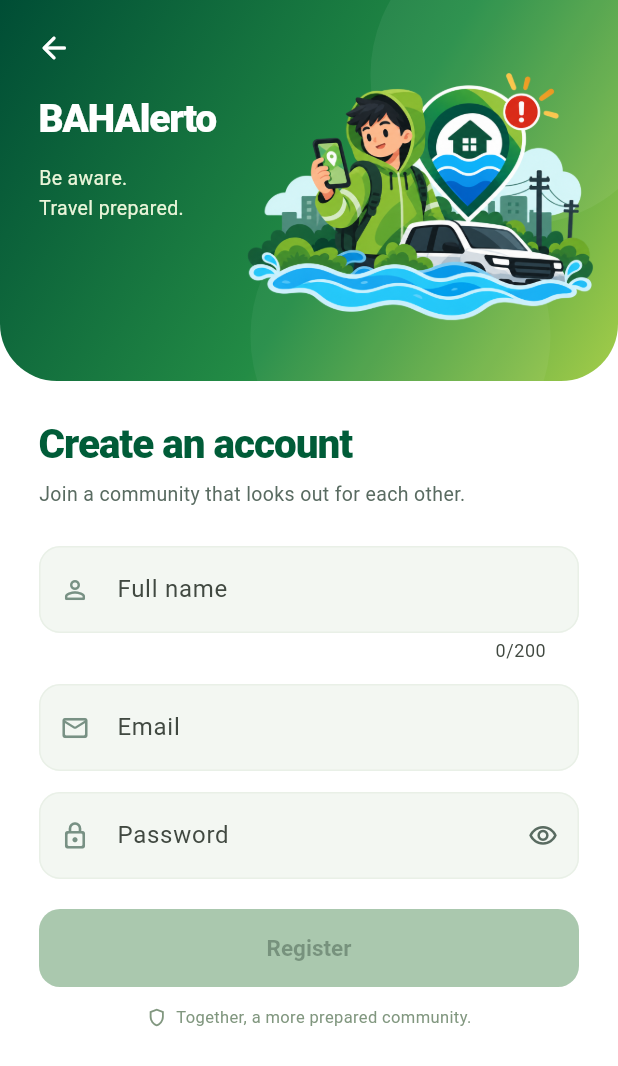
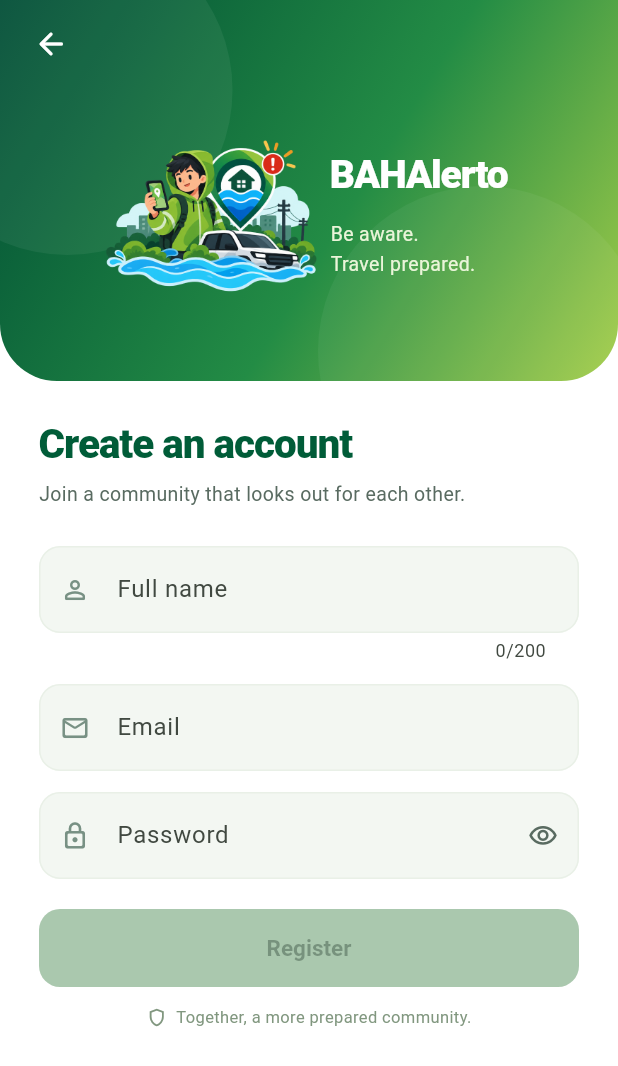
Before and after one commit to huwanwanwan/BAHAlerto, a Flutter app: the screen it shows after launch, after a tap on "Create an account", on a phone screen of 412 x 824 dp. Shown: the top 1066 px of the screen. Run offline on Flutter 3.47's test engine with Material 3 defaults, Android fonts, the phone set to English and light mode, and no system bars; our stand-ins replace flutter_riverpod, image_picker, supabase_flutter; accounts and stored records are empty; Roboto replaces fonts that are missing (Arial); statements that could not run were skipped.

Commit message:
Keep phone status area visible and animate left-aligned login artwork

```diff
--- a/mobile/lib/features/intro/intro_screen.dart
+++ b/mobile/lib/features/intro/intro_screen.dart
@@ -24,8 +24,16 @@ class _IntroScreenState extends State<IntroScreen> {
           : const Duration(milliseconds: 500),
       switchInCurve: Curves.easeOutCubic,
       switchOutCurve: Curves.easeInCubic,
-      transitionBuilder: (child, animation) =>
-          FadeTransition(opacity: animation, child: child),
+      transitionBuilder: (child, animation) => FadeTransition(
+        opacity: animation,
+        child: SlideTransition(
+          position: Tween<Offset>(
+            begin: const Offset(.035, 0),
+            end: Offset.zero,
+          ).animate(animation),
+          child: child,
+        ),
+      ),
       child: finished || reduceMotion
           ? KeyedSubtree(
               key: const ValueKey('intro-destination'),
--- a/mobile/lib/features/settings/settings_screen.dart
+++ b/mobile/lib/features/settings/settings_screen.dart
@@ -385,15 +385,50 @@ class _AccountState extends ConsumerState<AccountScreen> {
   }
 }
 
-class _AccountHero extends StatelessWidget {
+class _AccountHero extends StatefulWidget {
   final double height;
   const _AccountHero({required this.height});
   @override
-  Widget build(BuildContext context) => ClipRRect(
+  State<_AccountHero> createState() => _AccountHeroState();
+}
+
+class _AccountHeroState extends State<_AccountHero>
+    with SingleTickerProviderStateMixin {
+  late final AnimationController entrance = AnimationController(
+    vsync: this,
+    duration: const Duration(milliseconds: 850),
+  );
+  late final Animation<double> image = entrance.drive(
+    CurveTween(curve: const Interval(0, .78, curve: Curves.easeOutCubic)),
+  );
+  late final Animation<double> text = entrance.drive(
+    CurveTween(curve: const Interval(.20, 1, curve: Curves.easeOutCubic)),
+  );
+  bool started = false;
+  @override
+  void didChangeDependencies() {
+    super.didChangeDependencies();
+    if (MediaQuery.disableAnimationsOf(context)) {
+      entrance.value = 1;
+    } else if (!started) {
+      started = true;
+      entrance.forward();
+    }
+  }
+
+  @override
+  void dispose() {
+    entrance.dispose();
+    super.dispose();
+  }
+
+  @override
+  Widget build(BuildContext context) {
+    return ClipRRect(
       key: const ValueKey('curved-login-header'),
       borderRadius: const BorderRadius.vertical(bottom: Radius.circular(38)),
       child: SizedBox(
-      height: height,
+        height: widget.height,
         child: DecoratedBox(
           decoration: const BoxDecoration(
             gradient: LinearGradient(
@@ -403,17 +438,14 @@ class _AccountHero extends StatelessWidget {
               stops: [0, .56, 1],
             ),
           ),
-        child: LayoutBuilder(
-          builder: (context, box) {
-            final top = MediaQuery.paddingOf(context).top;
-            return Stack(
+          child: Stack(
             children: [
               Positioned(
-                  right: -35,
+                left: -65,
                 top: -50,
                 child: Container(
-                    width: 200,
-                    height: 200,
+                  width: 220,
+                  height: 220,
                   decoration: const BoxDecoration(
                     shape: BoxShape.circle,
                     color: Color(0x0FFFFFFF),
@@ -421,59 +453,72 @@ class _AccountHero extends StatelessWidget {
                 ),
               ),
               Positioned(
-                  right: 45,
-                  bottom: -70,
+                right: -20,
+                bottom: -90,
                 child: Container(
-                    width: 200,
-                    height: 200,
+                  width: 220,
+                  height: 220,
                   decoration: const BoxDecoration(
                     shape: BoxShape.circle,
                     color: Color(0x0CFFFFFF),
                   ),
                 ),
               ),
-                Positioned(
-                  left: 0,
-                  right: 8,
-                  top: top + 12,
-                  bottom: 10,
-                  child: ExcludeSemantics(
+              Padding(
+                padding: EdgeInsets.fromLTRB(
+                  4,
+                  Navigator.canPop(context) ? 44 : 16,
+                  18,
+                  14,
+                ),
+                child: Row(
+                  children: [
+                    Expanded(
+                      flex: 11,
+                      child: FadeTransition(
+                        opacity: image,
+                        child: SlideTransition(
+                          position: Tween<Offset>(
+                            begin: const Offset(.42, 0),
+                            end: Offset.zero,
+                          ).animate(image),
                           child: Image.asset(
                             'assets/stickers/user-login-icon.png',
+                            key: const ValueKey('login-header-artwork'),
                             fit: BoxFit.contain,
-                      alignment: Alignment.centerRight,
-                      cacheWidth: 1120,
-                      filterQuality: FilterQuality.medium,
+                            cacheWidth: 900,
+                            excludeFromSemantics: true,
                             errorBuilder: (_, _, _) => const SizedBox.shrink(),
                           ),
                         ),
                       ),
-                if (Navigator.canPop(context))
-                  Positioned(
-                    top: top + 8,
-                    left: 12,
-                    child: IconButton(
-                      tooltip: 'Back',
-                      onPressed: () => Navigator.pop(context),
-                      style: IconButton.styleFrom(
-                        foregroundColor: Colors.white,
                     ),
-                      icon: const Icon(Icons.arrow_back_rounded),
-                    ),
-                  ),
-                Positioned(
-                  left: 26,
-                  top: top + (Navigator.canPop(context) ? 61 : 53),
+                    const SizedBox(width: 4),
+                    Expanded(
+                      flex: 9,
+                      child: FadeTransition(
+                        opacity: text,
+                        child: SlideTransition(
+                          position: Tween<Offset>(
+                            begin: const Offset(.12, .08),
+                            end: Offset.zero,
+                          ).animate(text),
                           child: Column(
+                            key: const ValueKey('login-header-copy'),
+                            mainAxisAlignment: MainAxisAlignment.center,
                             crossAxisAlignment: CrossAxisAlignment.start,
                             children: [
-                      const Text(
+                              const FittedBox(
+                                fit: BoxFit.scaleDown,
+                                alignment: Alignment.centerLeft,
+                                child: Text(
                                   'BAHAlerto',
                                   style: TextStyle(
                                     color: Colors.white,
                                     fontSize: 26,
                                     letterSpacing: -.8,
                                     fontWeight: FontWeight.w800,
+                                  ),
                                 ),
                               ),
                               const SizedBox(height: 10),
@@ -488,13 +533,28 @@ class _AccountHero extends StatelessWidget {
                             ],
                           ),
                         ),
+                      ),
+                    ),
                   ],
-            );
-          },
+                ),
+              ),
+              if (Navigator.canPop(context))
+                Positioned(
+                  top: 5,
+                  left: 10,
+                  child: IconButton(
+                    tooltip: 'Back',
+                    onPressed: () => Navigator.pop(context),
+                    style: IconButton.styleFrom(foregroundColor: Colors.white),
+                    icon: const Icon(Icons.arrow_back_rounded),
+                  ),
+                ),
+            ],
           ),
         ),
       ),
     );
+  }
 }
 
 class SettingsScreen extends ConsumerWidget {
--- a/mobile/lib/main.dart
+++ b/mobile/lib/main.dart
@@ -1,6 +1,8 @@
 import 'package:flutter/material.dart';
 import 'package:flutter_riverpod/flutter_riverpod.dart';
 import 'shared/widgets.dart';
+import 'shared/phone_viewport.dart';
+import 'package:flutter/services.dart';
 import 'package:supabase_flutter/supabase_flutter.dart';
 import 'core/backend.dart';
 import 'features/intro/intro_screen.dart';
@@ -14,6 +16,15 @@ import 'features/flood_map/map_screen.dart';
 
 Future<void> main() async {
   WidgetsFlutterBinding.ensureInitialized();
+  SystemChrome.setSystemUIOverlayStyle(
+    const SystemUiOverlayStyle(
+      statusBarColor: Colors.white,
+      statusBarIconBrightness: Brightness.dark,
+      statusBarBrightness: Brightness.light,
+      systemNavigationBarColor: Colors.white,
+      systemNavigationBarIconBrightness: Brightness.dark,
+    ),
+  );
   await loadBackendConfiguration();
   if (backendConfigured) {
     try {
@@ -41,6 +52,8 @@ class BAHAlertoApp extends StatelessWidget {
   @override
   Widget build(BuildContext context) => MaterialApp(
     title: 'BAHAlerto',
+    builder: (context, child) =>
+        PhoneViewport(child: child ?? const SizedBox.shrink()),
     debugShowCheckedModeBanner: false,
     theme: ThemeData(
       useMaterial3: true,
--- /dev/null
+++ b/mobile/lib/shared/phone_viewport.dart
@@ -0,0 +1,128 @@
+import 'dart:async';
+import 'package:flutter/foundation.dart';
+import 'package:flutter/material.dart';
+import 'package:flutter/services.dart';
+
+/// The desktop web phone preview has no OS chrome. Native/mobile browsers keep
+/// their actual status bar; all routes share the same protected top inset.
+class PhoneViewport extends StatelessWidget {
+  final Widget child;
+  final bool? showPreviewStatus;
+  const PhoneViewport({super.key, required this.child, this.showPreviewStatus});
+  @override
+  Widget build(BuildContext context) {
+    final desktop = ![
+      TargetPlatform.android,
+      TargetPlatform.iOS,
+    ].contains(defaultTargetPlatform);
+    final preview =
+        showPreviewStatus ??
+        (kIsWeb && desktop && MediaQuery.sizeOf(context).width <= 640);
+    return AnnotatedRegion<SystemUiOverlayStyle>(
+      value: SystemUiOverlayStyle.dark,
+      child: ColoredBox(
+        color: Colors.white,
+        child: SafeArea(
+          bottom: false,
+          child: Column(
+            children: [
+              if (preview)
+                const DefaultTextStyle(
+                  style: TextStyle(
+                    fontFamily: 'Arial',
+                    fontSize: 12,
+                    color: Color(0xFF14261D),
+                    decoration: TextDecoration.none,
+                  ),
+                  child: _PreviewStatusBar(),
+                ),
+              Expanded(child: child),
+            ],
+          ),
+        ),
+      ),
+    );
+  }
+}
+
+class _PreviewStatusBar extends StatefulWidget {
+  const _PreviewStatusBar();
+  @override
+  State<_PreviewStatusBar> createState() => _PreviewStatusBarState();
+}
+
+class _PreviewStatusBarState extends State<_PreviewStatusBar> {
+  late final Timer clock;
+  DateTime now = DateTime.now();
+  @override
+  void initState() {
+    super.initState();
+    clock = Timer.periodic(const Duration(seconds: 15), (_) {
+      if (mounted) setState(() => now = DateTime.now());
+    });
+  }
+
+  @override
+  void dispose() {
+    clock.cancel();
+    super.dispose();
+  }
+
+  @override
+  Widget build(BuildContext context) {
+    final time =
+        '${now.hour.toString().padLeft(2, '0')}:${now.minute.toString().padLeft(2, '0')}';
+    return Semantics(
+      label:
+          'Phone preview. Current time $time. Signal, Wi-Fi and 100 percent battery are illustrative.',
+      excludeSemantics: true,
+      child: SizedBox(
+        key: const ValueKey('phone-preview-status'),
+        height: 36,
+        child: Padding(
+          padding: const EdgeInsets.symmetric(horizontal: 21),
+          child: Row(
+            children: [
+              Text(
+                time,
+                style: const TextStyle(
+                  fontSize: 12,
+                  fontWeight: FontWeight.w700,
+                  color: Color(0xFF14261D),
+                ),
+              ),
+              const Spacer(),
+              const Icon(
+                Icons.signal_cellular_alt_rounded,
+                size: 15,
+                color: Color(0xFF14261D),
+              ),
+              const SizedBox(width: 4),
+              const Text(
+                '4G',
+                style: TextStyle(fontSize: 9, fontWeight: FontWeight.w600),
+              ),
+              const SizedBox(width: 7),
+              const Icon(
+                Icons.wifi_rounded,
+                size: 15,
+                color: Color(0xFF14261D),
+              ),
+              const SizedBox(width: 7),
+              const Text(
+                '100%',
+                style: TextStyle(fontSize: 10, fontWeight: FontWeight.w600),
+              ),
+              const SizedBox(width: 2),
+              const Icon(
+                Icons.battery_full_rounded,
+                size: 17,
+                color: Color(0xFF14261D),
+              ),
+            ],
+          ),
+        ),
+      ),
+    );
+  }
+}
```
Also changed, not shown: 3 other files. Lines whose indentation alone changed are shown as unchanged.
